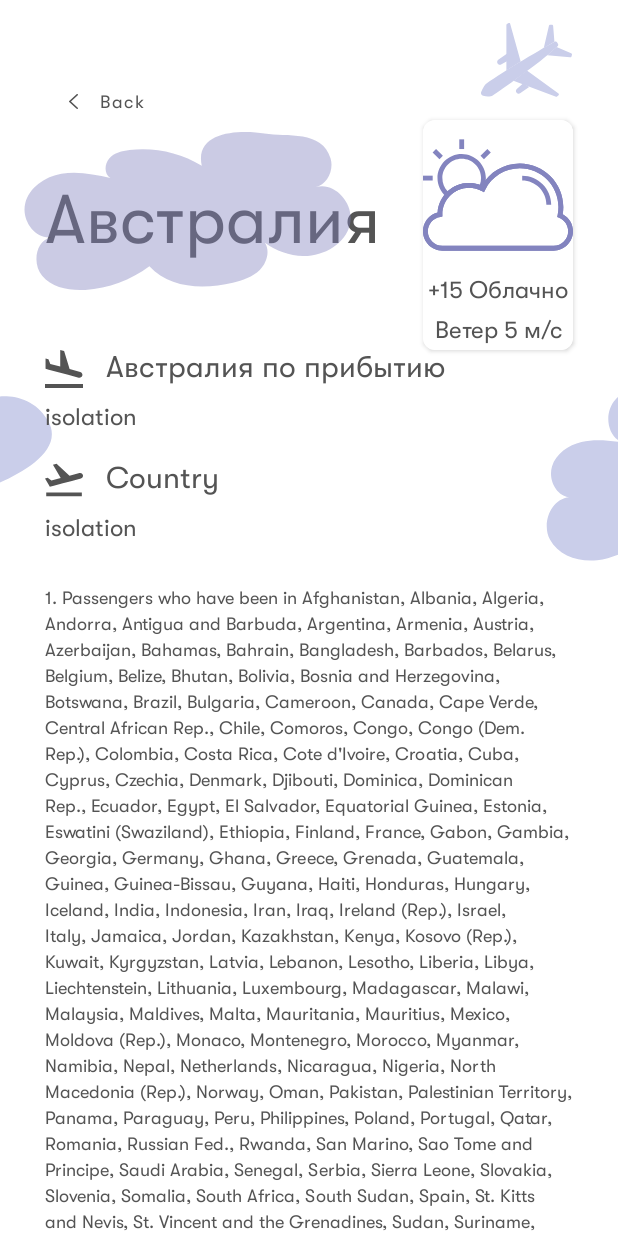
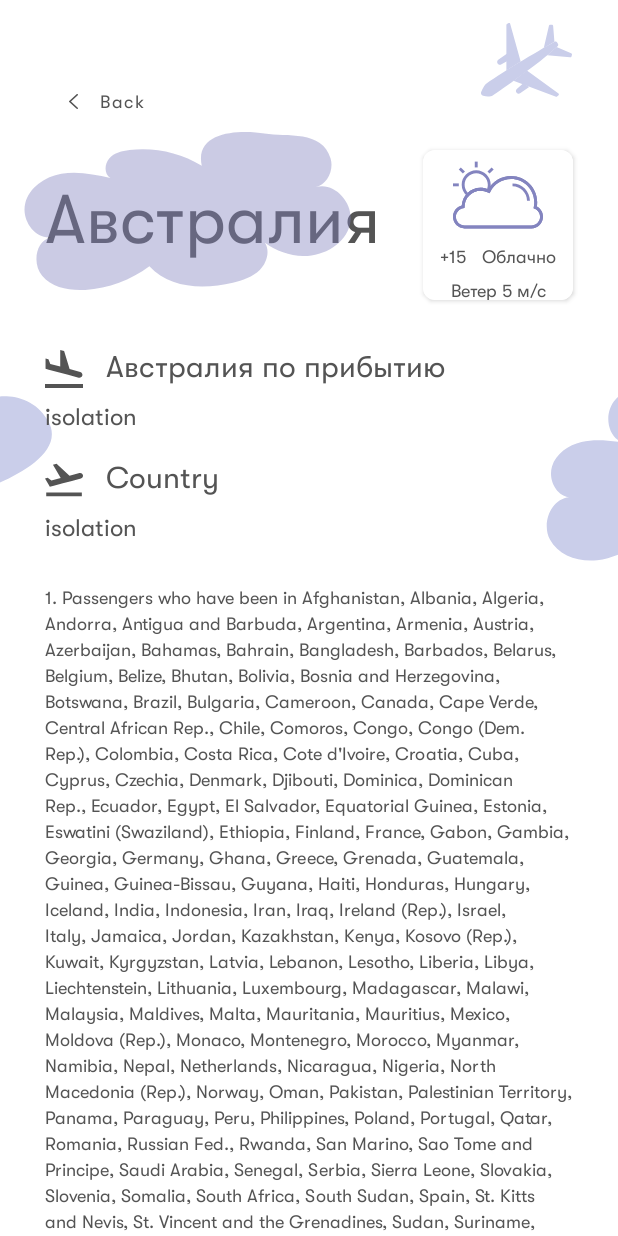
Before and after one commit to glavatskikh/HackathonApp2021, an Android app: the layout fragment_country_details.xml on its own in the app's theme, with its tools: preview values and no code run, on a phone screen of 412 x 824 dp. Run offline under Robolectric (Android 15) with nearby library versions, the phone set to English and light mode, and no system bars; Roboto replaces fonts that are not available here.

Commit message:
finished weather widget

```diff
--- a/app/src/main/res/layout/fragment_country_details.xml
+++ b/app/src/main/res/layout/fragment_country_details.xml
@@ -42,9 +42,9 @@
 
         <androidx.cardview.widget.CardView
             android:id="@+id/cardView"
-            android:layout_width="wrap_content"
-            android:layout_height="wrap_content"
-            android:layout_marginTop="80dp"
+            android:layout_width="100dp"
+            android:layout_height="100dp"
+            android:layout_marginTop="100dp"
             android:layout_marginEnd="30dp"
             android:padding="2dp"
             app:cardBackgroundColor="#FFFFFF"
@@ -61,13 +61,12 @@
 
                 <ImageView
                     android:id="@+id/img_weather"
-                    android:layout_width="wrap_content"
-                    android:layout_height="wrap_content"
+                    android:layout_width="60dp"
+                    android:layout_height="60dp"
                     android:adjustViewBounds="true"
                     android:contentDescription="@string/weather_status"
                     android:scaleType="centerCrop"
                     app:layout_constraintEnd_toEndOf="parent"
-                    app:layout_constraintHorizontal_bias="0.0"
                     app:layout_constraintStart_toStartOf="parent"
                     app:layout_constraintTop_toTopOf="parent"
                     tools:srcCompat="@drawable/ic_cloudy" />
@@ -81,9 +80,9 @@
                     android:paddingBottom="4dp"
                     android:textAllCaps="true"
                     android:textColor="#545454"
-                    android:textSize="16sp"
+                    android:textSize="12sp"
                     app:layout_constraintEnd_toStartOf="@+id/weather_status"
-                    app:layout_constraintStart_toStartOf="@+id/img_weather"
+                    app:layout_constraintStart_toStartOf="parent"
                     app:layout_constraintTop_toBottomOf="@+id/img_weather"
                     tools:text="+15" />
 
@@ -95,8 +94,8 @@
                     android:paddingTop="4dp"
                     android:paddingBottom="4dp"
                     android:textColor="#545454"
-                    android:textSize="16sp"
-                    app:layout_constraintEnd_toEndOf="@+id/img_weather"
+                    android:textSize="12sp"
+                    app:layout_constraintEnd_toEndOf="parent"
                     app:layout_constraintStart_toEndOf="@+id/temperature"
                     app:layout_constraintTop_toBottomOf="@+id/img_weather"
                     tools:text="Облачно" />
@@ -109,7 +108,7 @@
                     android:paddingTop="4dp"
                     android:paddingBottom="4dp"
                     android:textColor="#545454"
-                    android:textSize="16sp"
+                    android:textSize="12sp"
                     app:layout_constraintEnd_toEndOf="@+id/img_weather"
                     app:layout_constraintStart_toStart="parent"
                     app:layout_constraintStart_toStartOf="@+id/img_weather"
```
